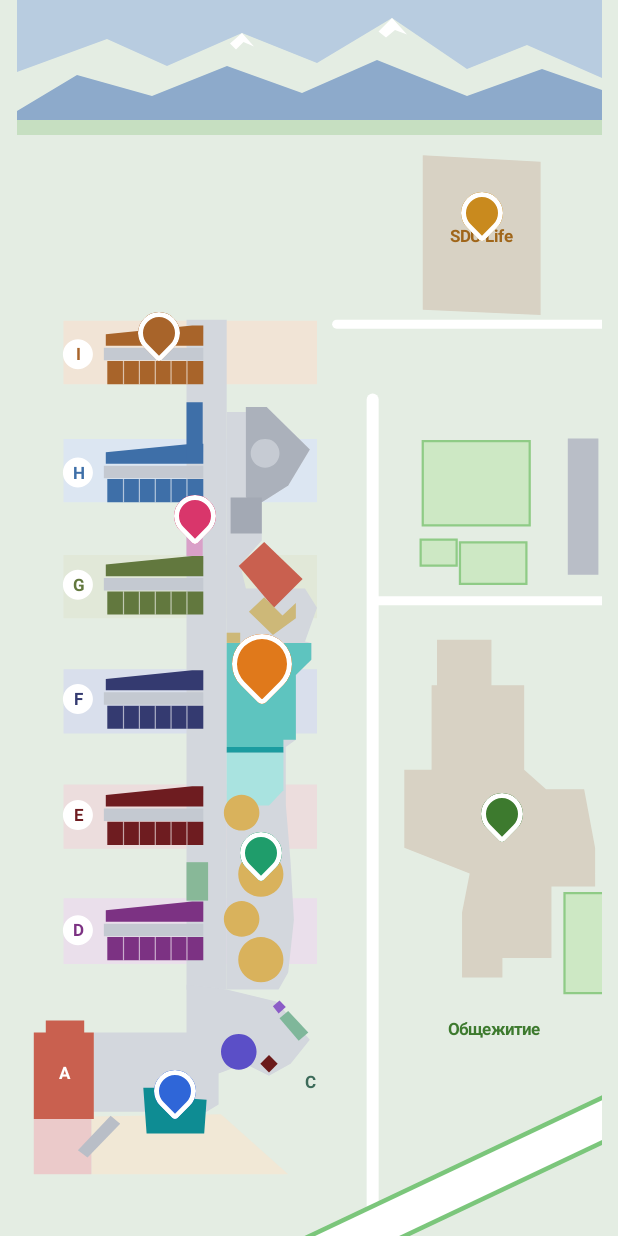
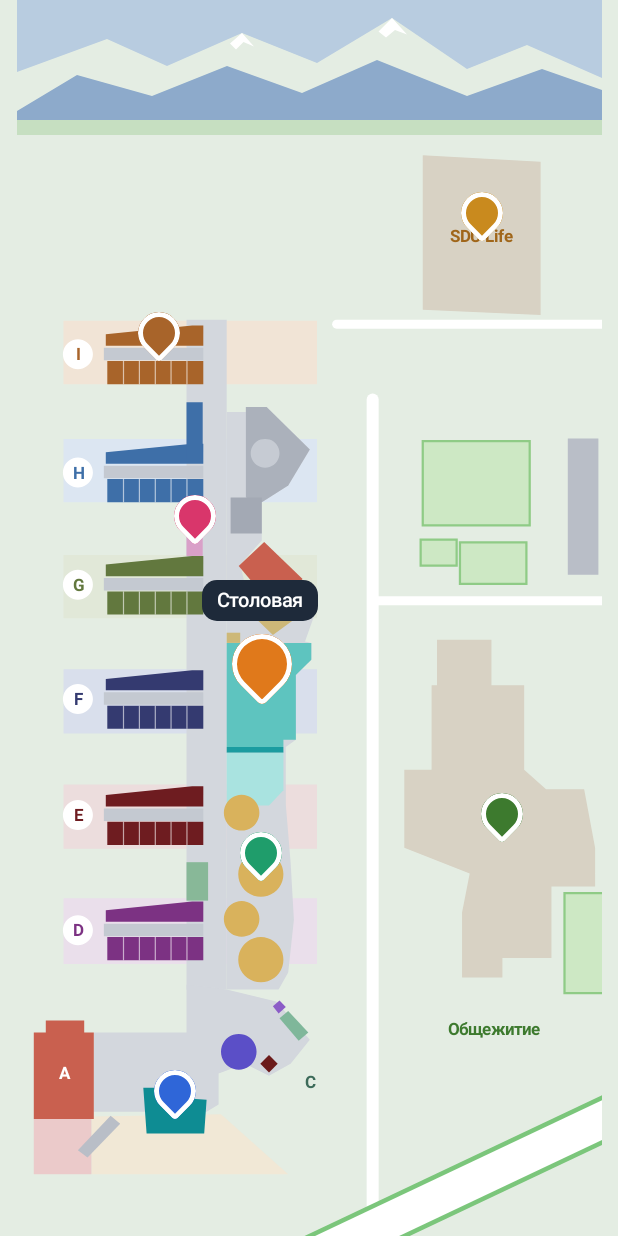
Before and after one commit to meiirzhan04/izde-sdu, an Android app built with Jetpack Compose: the @Preview function CampusMapPreview, on a phone screen of 412 x 824 dp. Run offline under Robolectric (Android 15) with nearby library versions, the phone set to English and light mode, and no system bars.

Commit message:
Show selected place name above its pin

```diff
--- a/app/src/main/java/com/sdu/izdesdu/presentation/components/CampusMap.kt
+++ b/app/src/main/java/com/sdu/izdesdu/presentation/components/CampusMap.kt
@@ -11,6 +11,7 @@ import androidx.compose.foundation.layout.requiredSize
 import androidx.compose.foundation.layout.size
 import androidx.compose.foundation.rememberScrollState
 import androidx.compose.foundation.shape.CircleShape
+import androidx.compose.foundation.shape.RoundedCornerShape
 import androidx.compose.foundation.verticalScroll
 import androidx.compose.material3.Text
 import androidx.compose.runtime.Composable
@@ -78,6 +79,25 @@ fun CampusMap(
                         .clickable { onPinClick(place.id) }
                 )
             }
+
+            val selected = places.find { it.id == selectedId }
+
+            if (selected != null) {
+                val labelX = if (selected.mapX > 250) selected.mapX - 120 else selected.mapX - 40
+
+                Text(
+                    text = selected.title,
+                    color = Color.White,
+                    fontSize = 13.sp,
+                    fontWeight = FontWeight.SemiBold,
+                    maxLines = 1,
+                    modifier = Modifier
+                        .offset(x = labelX.dp, y = selected.mapY.dp - 76.dp)
+                        .clip(RoundedCornerShape(10.dp))
+                        .background(IzdeColors.Dark)
+                        .padding(horizontal = 10.dp, vertical = 6.dp)
+                )
+            }
         }
     }
 }
```
